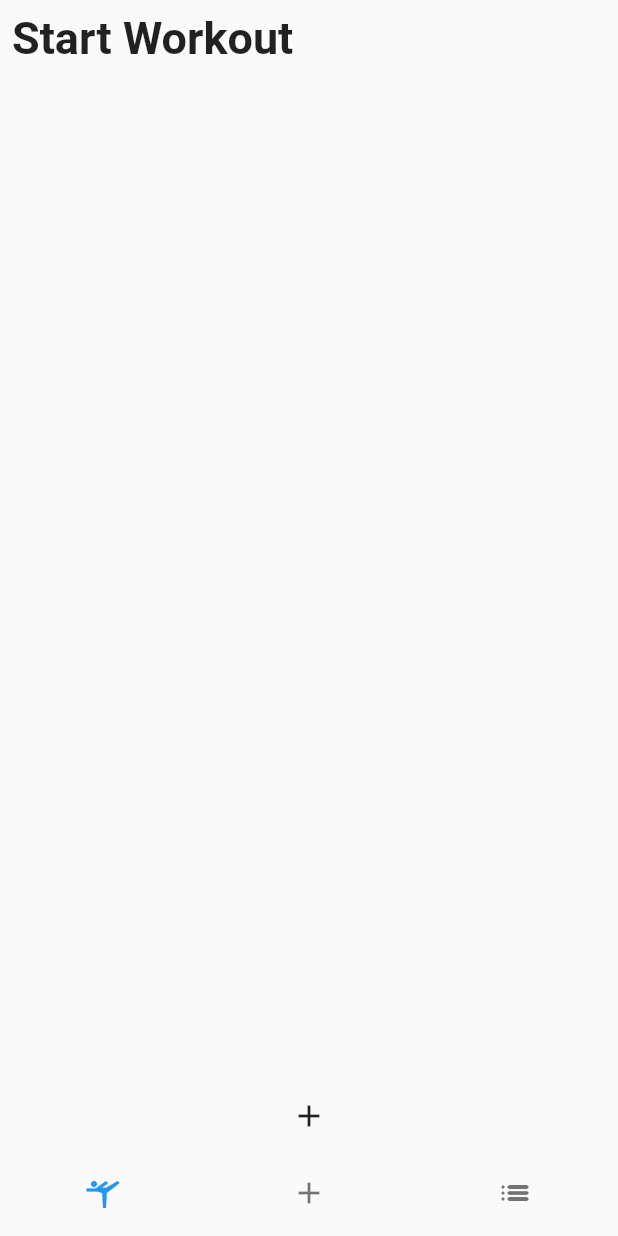
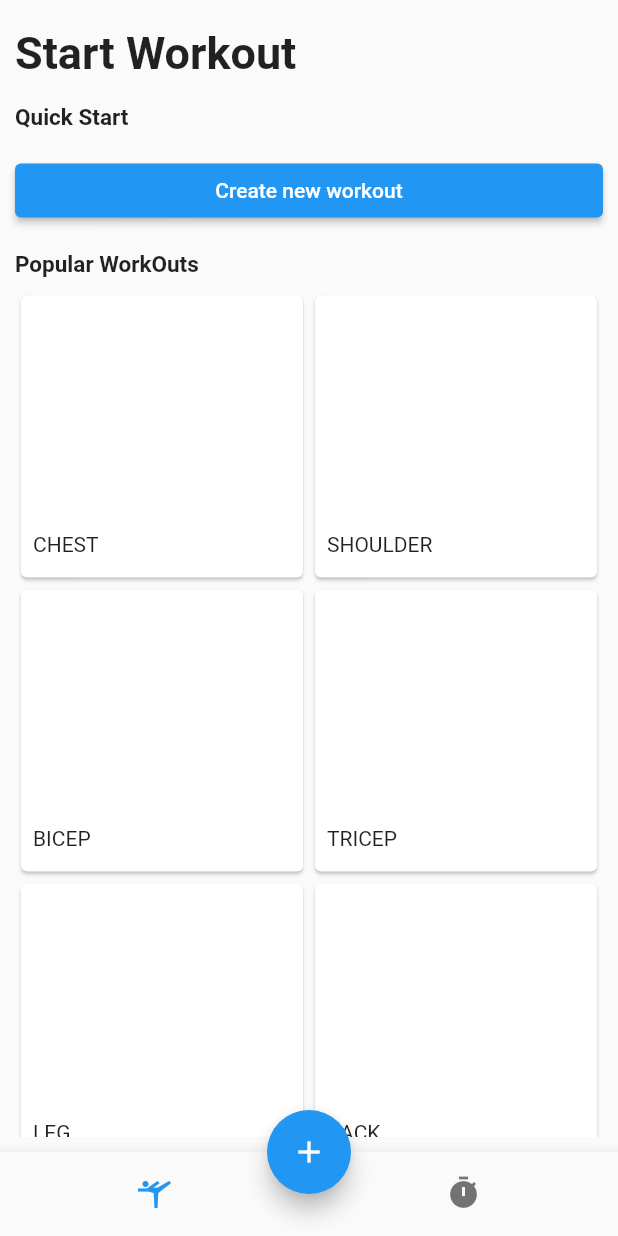
Before and after one commit to Obinna-e/Magic-Test, a Flutter app: the screen it shows after launch, on a phone screen of 412 x 824 dp. Run offline on Flutter 3.47's test engine with Material 2 defaults, Android fonts, the light colour scheme and no system bars.

Commit message:
WorkOut Screen layout

```diff
--- /dev/null
+++ b/lib/Widgets/popularWorkOuts.dart
@@ -0,0 +1,45 @@
+import 'package:flutter/material.dart';
+
+import './workoutItem.dart';
+
+class PopularWorkOuts extends StatelessWidget {
+  const PopularWorkOuts({
+    Key? key,
+  }) : super(key: key);
+
+  @override
+  Widget build(BuildContext context) {
+    return Expanded(
+      child: GridView.count(
+        scrollDirection: Axis.vertical,
+        crossAxisCount: 2,
+        children: [
+          WorkOut(
+            title: 'CHEST',
+          ),
+          WorkOut(
+            title: 'SHOULDER',
+          ),
+          WorkOut(
+            title: 'BICEP',
+          ),
+          WorkOut(
+            title: 'TRICEP',
+          ),
+          WorkOut(
+            title: 'LEG',
+          ),
+          WorkOut(
+            title: 'BACK',
+          ),
+          WorkOut(
+            title: 'ABS',
+          ),
+          WorkOut(
+            title: 'CARDIO',
+          ),
+        ],
+      ),
+    );
+  }
+}
--- /dev/null
+++ b/lib/Widgets/workoutItem.dart
@@ -0,0 +1,29 @@
+import 'package:flutter/material.dart';
+
+class WorkOut extends StatelessWidget {
+  const WorkOut({
+    Key? key,
+    required this.title,
+    this.img,
+  }) : super(key: key);
+
+  final String title;
+  final String? img;
+  @override
+  Widget build(BuildContext context) {
+    return Card(
+      color: Colors.white,
+      child: Padding(
+        padding: const EdgeInsets.all(8.0),
+        child: Column(
+          children: [
+            Container(
+              height: 150,
+            ),
+            Align(alignment: Alignment.bottomLeft, child: Text(title))
+          ],
+        ),
+      ),
+    );
+  }
+}
--- /dev/null
+++ b/lib/constants/styles.dart
@@ -0,0 +1,3 @@
+import 'package:flutter/material.dart';
+
+const defaultPadding = EdgeInsets.only(top: 8.0, bottom: 8.0);
--- a/lib/main.dart
+++ b/lib/main.dart
@@ -1,4 +1,5 @@
 import 'package:flutter/material.dart';
+import './pages/homePage.dart';
 
 void main() {
   runApp(const MyApp());
@@ -18,58 +19,3 @@ class MyApp extends StatelessWidget {
     );
   }
 }
-
-class MyHomePage extends StatefulWidget {
-  const MyHomePage({Key? key}) : super(key: key);
-
-  @override
-  State<MyHomePage> createState() => _MyHomePageState();
-}
-
-class _MyHomePageState extends State<MyHomePage> {
-  @override
-  Widget build(BuildContext context) {
-    return Scaffold(
-      body: SafeArea(
-        child: Stack(
-          children: [
-            Padding(
-              padding: const EdgeInsets.all(8.0),
-              child: Column(
-                mainAxisAlignment: MainAxisAlignment.start,
-                children: <Widget>[
-                  const Text(
-                    'Start Workout',
-                    style: TextStyle(fontSize: 30, fontWeight: FontWeight.bold),
-                  ),
-                ],
-              ),
-            ),
-            Align(
-              alignment: Alignment.bottomCenter,
-              child: IconButton(
-                onPressed: () {},
-                icon: Icon(Icons.add),
-              ),
-            )
-          ],
-        ),
-      ),
-      bottomNavigationBar: BottomNavigationBar(
-        items: const [
-          BottomNavigationBarItem(
-            icon: Icon(Icons.sports_gymnastics),
-            label: "workoutScreen",
-          ),
-          BottomNavigationBarItem(
-              icon: Icon(Icons.add), label: "Add new Workout"),
-          BottomNavigationBarItem(
-              icon: Icon(Icons.list_rounded), label: "Workout List"),
-        ],
-        showSelectedLabels: false,
-        showUnselectedLabels: false,
-        elevation: 0,
-      ),
-    );
-  }
-}
--- /dev/null
+++ b/lib/pages/homePage.dart
@@ -0,0 +1,55 @@
+import 'package:flutter/material.dart';
+import './workoutListScreen.dart';
+import './workoutScreen.dart';
+
+class MyHomePage extends StatefulWidget {
+  const MyHomePage({Key? key}) : super(key: key);
+
+  @override
+  State<MyHomePage> createState() => _MyHomePageState();
+}
+
+class _MyHomePageState extends State<MyHomePage> {
+  int _selectedIndex = 0;
+  void _onItemTapped(int index) {
+    setState(() {
+      _selectedIndex = index;
+      print(_selectedIndex);
+    });
+  }
+
+  @override
+  Widget build(BuildContext context) {
+    const List<Widget> _pages = [
+      WorkOutScreen(),
+      ListOfWorkouts(),
+    ];
+
+    return Scaffold(
+      body: SafeArea(
+        child: Padding(
+            padding: const EdgeInsets.all(10.0),
+            child: _pages.elementAt(_selectedIndex)),
+      ),
+      bottomNavigationBar: BottomNavigationBar(
+        items: const [
+          BottomNavigationBarItem(
+            icon: Icon(Icons.sports_gymnastics),
+            label: "workoutScreen",
+          ),
+          BottomNavigationBarItem(
+              icon: Icon(Icons.timer), label: "Workout List"),
+        ],
+        showSelectedLabels: false,
+        showUnselectedLabels: false,
+        currentIndex: _selectedIndex,
+        onTap: _onItemTapped,
+      ),
+      floatingActionButton: FloatingActionButton(
+        onPressed: () {},
+        child: const Icon(Icons.add),
+      ),
+      floatingActionButtonLocation: FloatingActionButtonLocation.centerDocked,
+    );
+  }
+}
--- /dev/null
+++ b/lib/pages/workoutListScreen.dart
@@ -0,0 +1,18 @@
+import 'package:flutter/material.dart';
+
+class ListOfWorkouts extends StatelessWidget {
+  const ListOfWorkouts({Key? key}) : super(key: key);
+
+  @override
+  Widget build(BuildContext context) {
+    return Column(
+      mainAxisAlignment: MainAxisAlignment.start,
+      children: <Widget>[
+        const Text(
+          'History',
+          style: TextStyle(fontSize: 30, fontWeight: FontWeight.bold),
+        ),
+      ],
+    );
+  }
+}
--- /dev/null
+++ b/lib/pages/workoutScreen.dart
@@ -0,0 +1,49 @@
+import 'package:flutter/material.dart';
+import 'package:magic_seniordev_test/constants/styles.dart';
+
+import '../Widgets/popularWorkOuts.dart';
+
+class WorkOutScreen extends StatelessWidget {
+  const WorkOutScreen({Key? key}) : super(key: key);
+
+  @override
+  Widget build(BuildContext context) {
+    final width = MediaQuery.of(context).size.width;
+    return Column(
+      mainAxisAlignment: MainAxisAlignment.start,
+      crossAxisAlignment: CrossAxisAlignment.start,
+      children: <Widget>[
+        const Padding(
+          padding: defaultPadding,
+          child: Text(
+            'Start Workout',
+            style: TextStyle(fontSize: 30, fontWeight: FontWeight.bold),
+          ),
+        ),
+        const Padding(
+          padding: defaultPadding,
+          child: Text(
+            'Quick Start',
+            style: TextStyle(fontSize: 15, fontWeight: FontWeight.bold),
+          ),
+        ),
+        Padding(
+          padding: defaultPadding,
+          child: Container(
+            width: width * 0.99,
+            child: ElevatedButton(
+                onPressed: () {}, child: Text('Create new workout')),
+          ),
+        ),
+        const Padding(
+          padding: defaultPadding,
+          child: Text(
+            'Popular WorkOuts',
+            style: TextStyle(fontSize: 15, fontWeight: FontWeight.bold),
+          ),
+        ),
+        const PopularWorkOuts()
+      ],
+    );
+  }
+}
```
